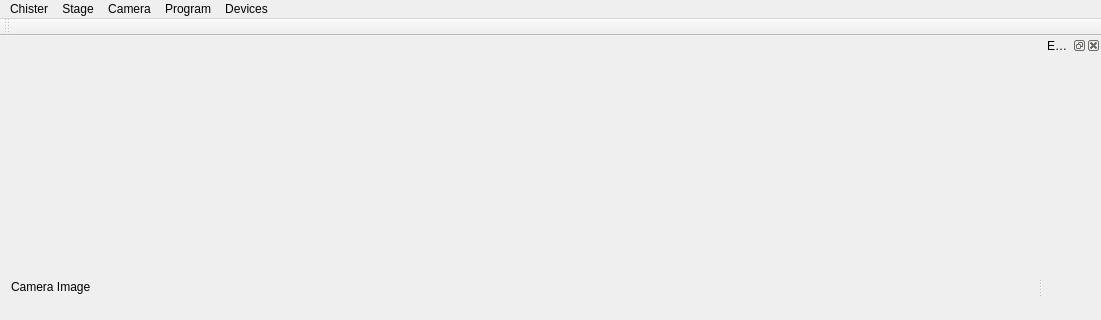
Above: mainwindow.ui from kkrizka/chister before the change; both pictures show x 0 to 1101 and y 0 to 320 of the 1101 by 560 pixel window. Below: the same form after it.
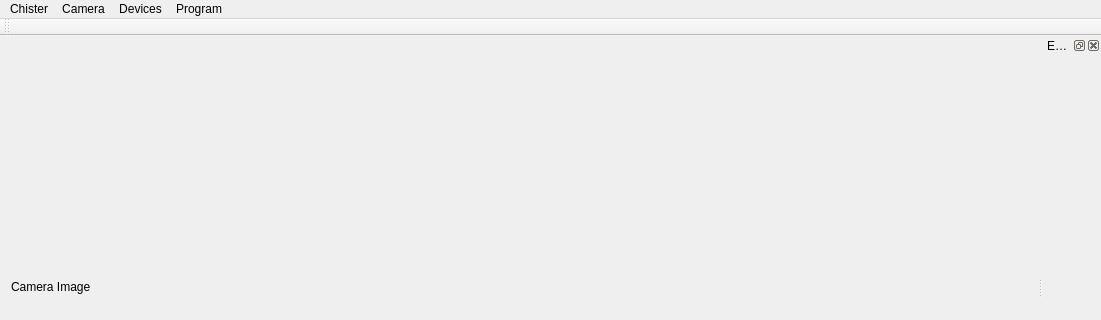
That is the form after the change.

```diff
--- a/mainwindow.ui
+++ b/mainwindow.ui
@@ -60,7 +60,7 @@
    </widget>
    <widget class="QMenu" name="menuStage">
     <property name="title">
-     <string>Stage</string>
+     <string>Devices</string>
     </property>
     <addaction name="actionControls"/>
    </widget>
@@ -70,17 +70,10 @@
     </property>
     <addaction name="actionSavePicture"/>
    </widget>
-   <widget class="QMenu" name="menuOther">
-    <property name="title">
-     <string>Devices</string>
-    </property>
-    <addaction name="actionHCCSerialConsole"/>
-   </widget>
    <addaction name="menuChister"/>
-   <addaction name="menuStage"/>
    <addaction name="menuCamera"/>
+   <addaction name="menuStage"/>
    <addaction name="menuProgram"/>
-   <addaction name="menuOther"/>
   </widget>
   <widget class="QToolBar" name="mainToolBar">
    <attribute name="toolBarArea">
```
Left out of the diff: 3 changed lines with no effect on the pictures.
